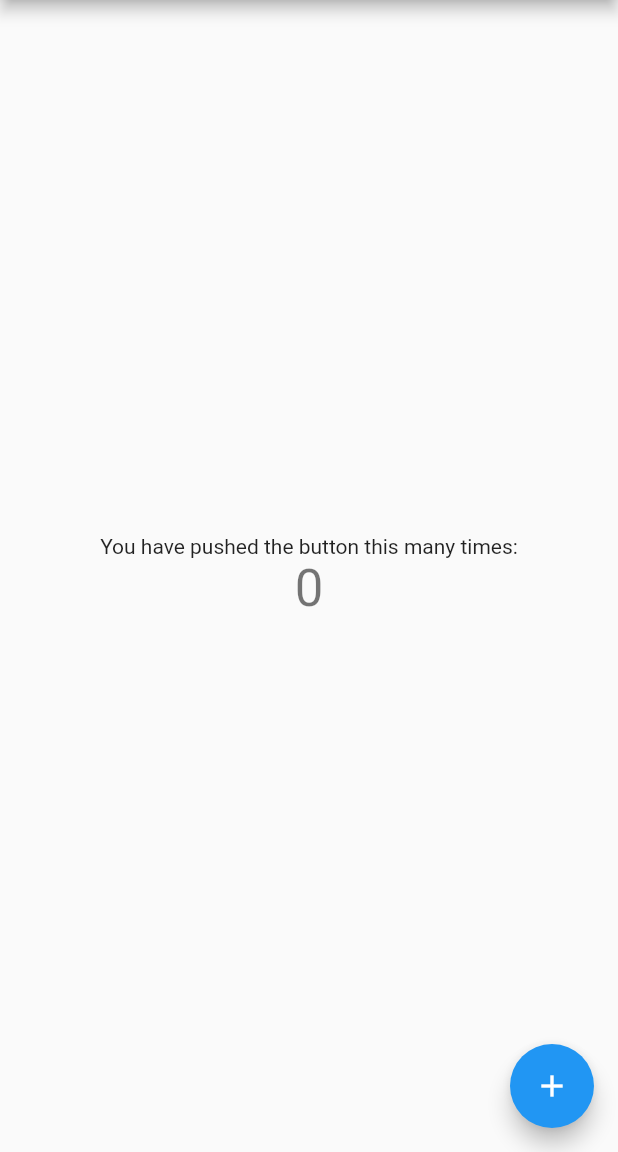
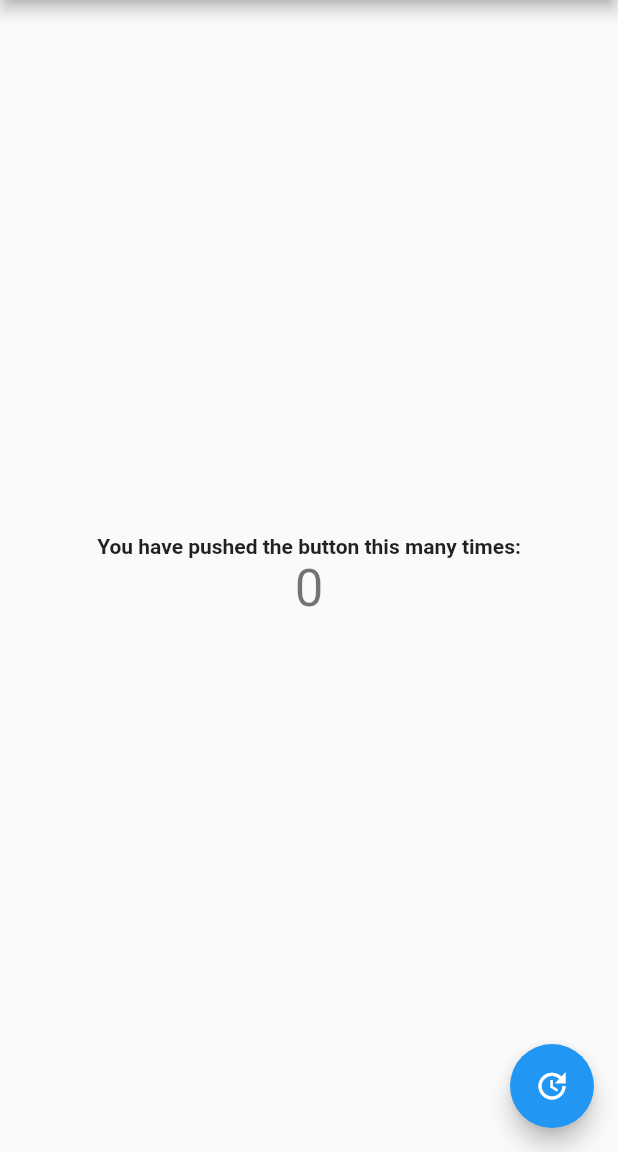
Before and after one commit to TooXu/Flutter_Learn_1, a Flutter app: the screen it shows after launch, on a phone screen of 412 x 824 dp, the part 84-1236 px from its top. Run offline on Flutter 3.47's test engine with Material 2 defaults, Android fonts, the phone set to English and light mode, and no system bars; missing offline and left inert: css_colors.

Commit message:
update dart

```diff
--- a/lib/main.dart
+++ b/lib/main.dart
@@ -54,7 +54,7 @@ class _MyHomePageState extends State<MyHomePage> {
       // so that the display can reflect the updated values. If we changed
       // _counter without calling setState(), then the build method would not be
       // called again, and so nothing would appear to happen.
-      _counter++;
+      _counter +=2;
     });
   }
 
@@ -72,6 +72,7 @@ class _MyHomePageState extends State<MyHomePage> {
         // the App.build method, and use it to set our appbar title.
         title: Text(widget.title),
       ),
+
       body: Center(
         // Center is a layout widget. It takes a single child and positions it
         // in the middle of the parent.
@@ -95,7 +96,7 @@ class _MyHomePageState extends State<MyHomePage> {
 
             Text(
               'You have pushed the button this many times:',
-              style: TextStyle(color: CSSColors.indigo),
+              style: TextStyle(color: CSSColors.indigo,fontWeight: FontWeight.bold),
 
             ),
             Text(
@@ -110,7 +111,7 @@ class _MyHomePageState extends State<MyHomePage> {
         backgroundColor: CSSColors.indigo,
         onPressed: _incrementCounter,
         tooltip: 'Increment',
-        child: Icon(Icons.add),
+        child: Icon(Icons.update),
       ), // This trailing comma makes auto-formatting nicer for build methods.
     );
   }
```
